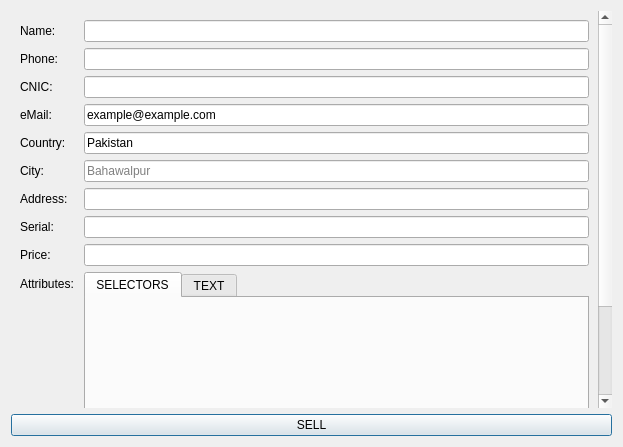
Above: widgets/StoreTab/deal/sell.ui from abdulroufsidhu/bms before the change. Below: the same form after it.
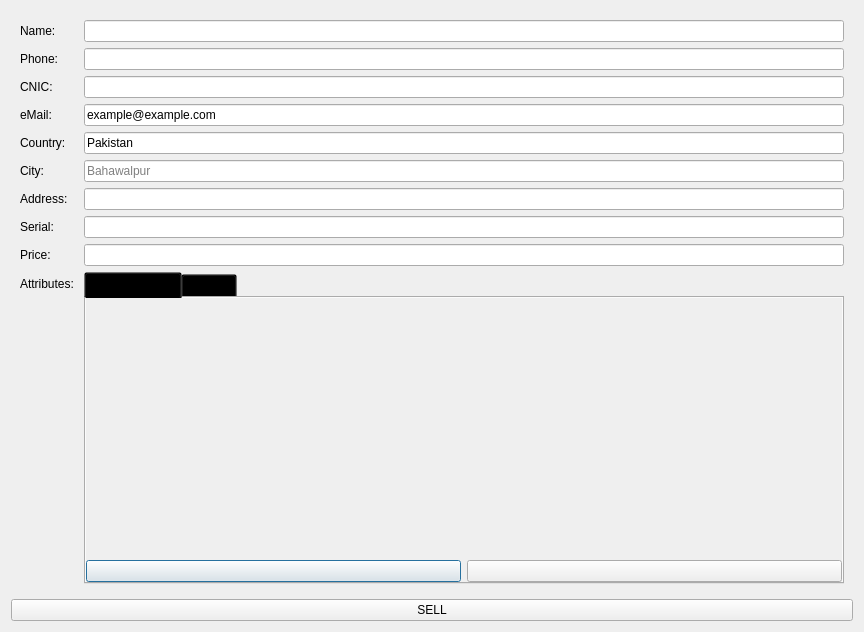
That is the form after the change. Icons and pictures are not drawn.

Diff of the .ui file:
```diff
--- a/widgets/StoreTab/deal/sell.ui
+++ b/widgets/StoreTab/deal/sell.ui
@@ -6,8 +6,8 @@
    <rect>
     <x>0</x>
     <y>0</y>
-    <width>623</width>
-    <height>447</height>
+    <width>864</width>
+    <height>632</height>
    </rect>
   </property>
   <property name="minimumSize">
@@ -38,9 +38,9 @@
       <property name="geometry">
        <rect>
         <x>0</x>
-        <y>-171</y>
-        <width>591</width>
-        <height>567</height>
+        <y>0</y>
+        <width>846</width>
+        <height>581</height>
        </rect>
       </property>
       <layout class="QGridLayout" name="gridLayout_2">
@@ -172,14 +172,124 @@
              <height>250</height>
             </size>
            </property>
+           <property name="styleSheet">
+            <string notr="true">QTabBar{
+	background-color: transparent;
+}</string>
+           </property>
            <property name="currentIndex">
             <number>0</number>
            </property>
            <widget class="QWidget" name="tab_selectors">
+            <property name="layoutDirection">
+             <enum>Qt::LeftToRight</enum>
+            </property>
+            <property name="autoFillBackground">
+             <bool>true</bool>
+            </property>
             <attribute name="title">
              <string>SELECTORS</string>
             </attribute>
-            <layout class="QGridLayout" name="gridLayout_3"/>
+            <layout class="QGridLayout" name="layout_tab_selectors">
+             <property name="leftMargin">
+              <number>0</number>
+             </property>
+             <property name="topMargin">
+              <number>0</number>
+             </property>
+             <property name="rightMargin">
+              <number>0</number>
+             </property>
+             <property name="bottomMargin">
+              <number>0</number>
+             </property>
+             <item row="2" column="0">
+              <widget class="QPushButton" name="btn_plus">
+               <property name="sizePolicy">
+                <sizepolicy hsizetype="Preferred" vsizetype="Fixed">
+                 <horstretch>0</horstretch>
+                 <verstretch>0</verstretch>
+                </sizepolicy>
+               </property>
+               <property name="text">
+                <string/>
+               </property>
+               <property name="icon">
+                <iconset resource="../../../resources/icons.qrc">
+                 <normaloff>:/icons/icons/node-plus.svg</normaloff>:/icons/icons/node-plus.svg</iconset>
+               </property>
+               <property name="iconSize">
+                <size>
+                 <width>32</width>
+                 <height>32</height>
+                </size>
+               </property>
+               <property name="flat">
+                <bool>false</bool>
+               </property>
+              </widget>
+             </item>
+             <item row="2" column="1">
+              <widget class="QPushButton" name="pushButton">
+               <property name="sizePolicy">
+                <sizepolicy hsizetype="Preferred" vsizetype="Fixed">
+                 <horstretch>0</horstretch>
+                 <verstretch>0</verstretch>
+                </sizepolicy>
+               </property>
+               <property name="text">
+                <string/>
+               </property>
+               <property name="icon">
+                <iconset resource="../../../resources/icons.qrc">
+                 <normaloff>:/icons/icons/send-check.svg</normaloff>:/icons/icons/send-check.svg</iconset>
+               </property>
+               <property name="iconSize">
+                <size>
+                 <width>32</width>
+                 <height>32</height>
+                </size>
+               </property>
+              </widget>
+             </item>
+             <item row="0" column="0" colspan="2">
+              <widget class="QScrollArea" name="scrollArea_2">
+               <property name="frameShape">
+                <enum>QFrame::NoFrame</enum>
+               </property>
+               <property name="widgetResizable">
+                <bool>true</bool>
+               </property>
+               <property name="alignment">
+                <set>Qt::AlignLeading|Qt::AlignLeft|Qt::AlignVCenter</set>
+               </property>
+               <widget class="QWidget" name="scrollAreaWidgetContents_2">
+                <property name="geometry">
+                 <rect>
+                  <x>0</x>
+                  <y>0</y>
+                  <width>742</width>
+                  <height>187</height>
+                 </rect>
+                </property>
+                <layout class="QVBoxLayout" name="v_layout_tab_selectors">
+                 <property name="leftMargin">
+                  <number>0</number>
+                 </property>
+                 <property name="topMargin">
+                  <number>0</number>
+                 </property>
+                 <property name="rightMargin">
+                  <number>0</number>
+                 </property>
+                 <property name="bottomMargin">
+                  <number>0</number>
+                 </property>
+                </layout>
+               </widget>
+              </widget>
+             </item>
+            </layout>
            </widget>
            <widget class="QWidget" name="tab_text">
             <attribute name="title">
@@ -200,7 +310,7 @@
     </widget>
    </item>
    <item row="1" column="0">
-    <widget class="QPushButton" name="pushButton">
+    <widget class="QPushButton" name="btn_sell">
      <property name="text">
       <string>SELL</string>
      </property>
```
Left out of the diff: 15 changed lines with no effect on the pictures.
